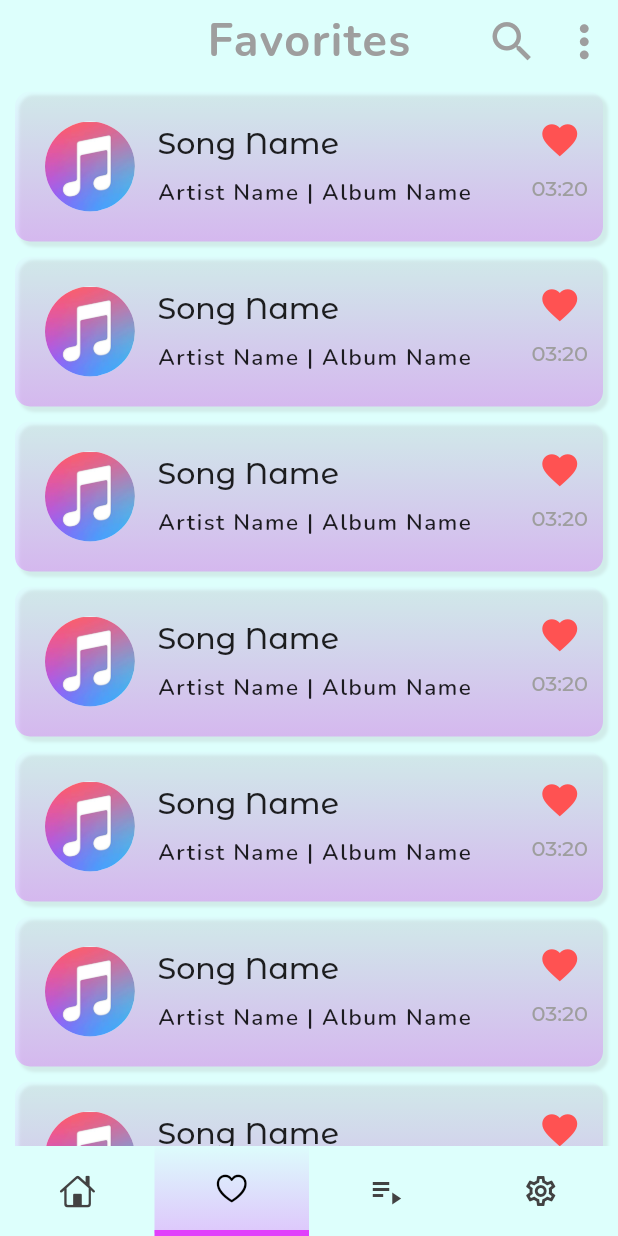
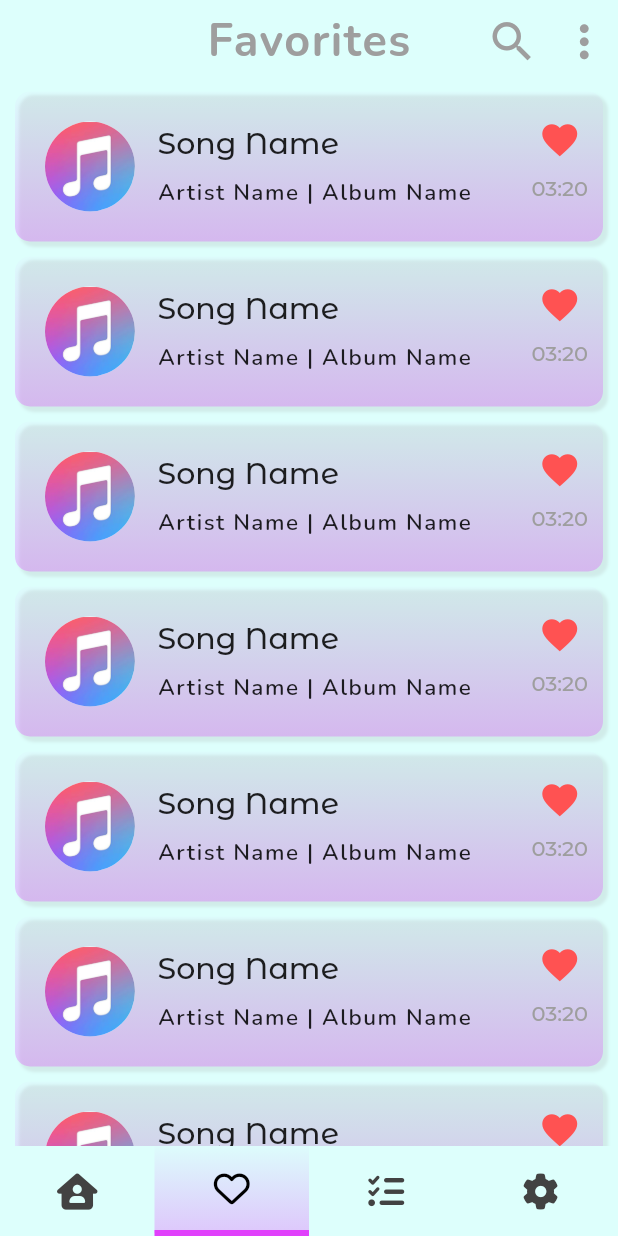
Before and after one commit to RinceBoby/ChordSIC-Music-Player, a Flutter app: the screen it shows after launch, item 2 of the bottom bar chosen, on a phone screen of 412 x 824 dp. Run offline on Flutter 3.47's test engine with Material 2 defaults, Android fonts, the light colour scheme and no system bars; our stand-ins replace assets_audio_player, audio_video_progress_bar, font_awesome_flutter, google_fonts, hive, hive_flutter and 3 more; accounts and stored records are empty; project files that could hold a hidden picture were left out.

Commit message:
3rd Commit

```diff
--- a/lib/interfaces/1 home.dart
+++ b/lib/interfaces/1 home.dart
@@ -3,6 +3,7 @@ import 'package:chordsic/interfaces/2%20player.dart';
 import 'package:chordsic/interfaces/6%20search.dart';
 import 'package:chordsic/interfaces/mini_player.dart';
 import 'package:flutter/material.dart';
+import 'package:font_awesome_flutter/font_awesome_flutter.dart';
 import 'package:google_fonts/google_fonts.dart';
 import 'package:marquee/marquee.dart';
 import 'package:on_audio_query/on_audio_query.dart';
@@ -235,7 +236,10 @@ class _HomeState extends State<Home> {
                     // ),
                     trailing: IconButton(
                       onPressed: () {},
-                      icon: const Icon(Icons.more_vert),
+                      icon: const Icon(
+                        Icons.more_vert_outlined,
+                      ),
+                      iconSize: 30,
                     ),
                   ),
                 ),
--- a/lib/screens/homescreenn.dart
+++ b/lib/screens/homescreenn.dart
@@ -6,6 +6,7 @@ import 'package:chordsic/interfaces/5%20settings.dart';
 import 'package:chordsic/interfaces/mini_player.dart';
 import 'package:flutter/cupertino.dart';
 import 'package:flutter/material.dart';
+import 'package:font_awesome_flutter/font_awesome_flutter.dart';
 
 class HomeScreen1 extends StatefulWidget {
   const HomeScreen1({Key? key}) : super(key: key);
@@ -33,11 +34,11 @@ class _HomeScreen1State extends State<HomeScreen1> {
       backgroundColor: const Color.fromARGB(255, 221, 255, 252),
       bottomNavigationBar: Row(
         children: [
-          BuildNavBarItem(CupertinoIcons.home, 0),
+          BuildNavBarItem(FontAwesomeIcons.houseUser, 0),
           //BuildNavBarItem(CupertinoIcons.headphones, 1),
-          BuildNavBarItem(CupertinoIcons.heart, 1),
-          BuildNavBarItem(Icons.playlist_play_outlined, 2),
-          BuildNavBarItem(Icons.settings_outlined, 3),
+          BuildNavBarItem(FontAwesomeIcons.heart, 1),
+          BuildNavBarItem(FontAwesomeIcons.listCheck, 2),
+          BuildNavBarItem(FontAwesomeIcons.gear, 3),
         ],
       ),
     );
--- a/pubspec.yaml
+++ b/pubspec.yaml
@@ -34,6 +34,7 @@ dependencies:
   flutter:
     sdk: flutter
   flutter_search_bar: ^2.1.0
+  font_awesome_flutter: ^10.1.0
   google_fonts: ^2.3.2
   hive: ^2.2.1
   hive_flutter: ^1.1.0
@@ -44,11 +45,11 @@ dependencies:
 
 dev_dependencies:
   build_runner: ^2.1.11
+  # flutter_launcher_icons: ^0.9.2
   flutter_lints: ^1.0.0
   flutter_test:
     sdk: flutter
   hive_generator: ^1.1.3
-  flutter_launcher_icons: ^0.9.2
 
 flutter_icons:
   android: true
```
Also changed, not shown: lib/interfaces/2 player.dart (+22 -18 lines), pubspec.lock.
